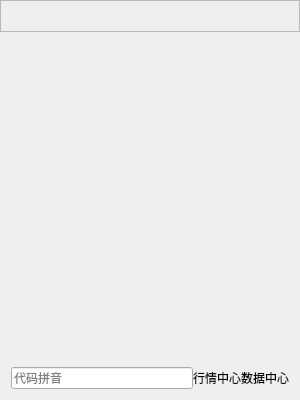
Above: dialog.ui from bnufree/Hq before the change. Below: the same form after it.
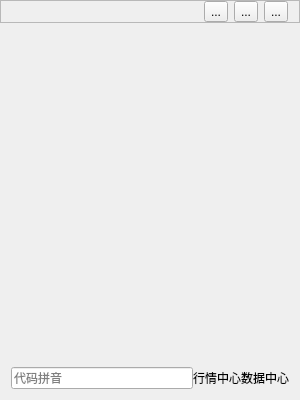
That is the form after the change. Icons and pictures are not drawn. Custom widgets are drawn as their Qt base class.

What changed in the file:
```diff
--- a/dialog.ui
+++ b/dialog.ui
@@ -142,7 +142,7 @@
  }
 </string>
   </property>
-  <layout class="QVBoxLayout" name="verticalLayout" stretch="1,10,0">
+  <layout class="QVBoxLayout" name="verticalLayout" stretch="0,0,0,0">
    <property name="spacing">
     <number>0</number>
    </property>
@@ -158,8 +158,94 @@
    <property name="bottomMargin">
     <number>0</number>
    </property>
+   <item>
+    <widget class="QFrame" name="tool_frame">
+     <property name="maximumSize">
+      <size>
+       <width>16777215</width>
+       <height>30</height>
+      </size>
+     </property>
+     <property name="frameShape">
+      <enum>QFrame::StyledPanel</enum>
+     </property>
+     <property name="frameShadow">
+      <enum>QFrame::Raised</enum>
+     </property>
+     <layout class="QHBoxLayout" name="horizontalLayout_3">
+      <property name="leftMargin">
+       <number>0</number>
+      </property>
+      <property name="topMargin">
+       <number>0</number>
+      </property>
+      <property name="bottomMargin">
+       <number>0</number>
+      </property>
+      <item>
+       <widget class="QLabel" name="time">
+        <property name="text">
+         <string/>
+        </property>
+       </widget>
+      </item>
+      <item>
+       <spacer name="horizontalSpacer">
+        <property name="orientation">
+         <enum>Qt::Horizontal</enum>
+        </property>
+        <property name="sizeHint" stdset="0">
+         <size>
+          <width>40</width>
+          <height>20</height>
+         </size>
+        </property>
+       </spacer>
+      </item>
+      <item>
+       <widget class="QToolButton" name="min">
+        <property name="text">
+         <string>...</string>
+        </property>
+        <property name="icon">
+         <iconset resource="image.qrc">
+          <normaloff>:/image/minimize.png</normaloff>:/image/minimize.png</iconset>
+        </property>
+       </widget>
+      </item>
+      <item>
+       <widget class="QToolButton" name="max">
+        <property name="text">
+         <string>...</string>
+        </property>
+        <property name="icon">
+         <iconset resource="image.qrc">
+          <normaloff>:/image/maximize.png</normaloff>:/image/maximize.png</iconset>
+        </property>
+       </widget>
+      </item>
+      <item>
+       <widget class="QToolButton" name="close">
+        <property name="text">
+         <string>...</string>
+        </property>
+        <property name="icon">
+         <iconset resource="image.qrc">
+          <normaloff>:/image/close.png</normaloff>:/image/close.png</iconset>
+        </property>
+       </widget>
+      </item>
+     </layout>
+    </widget>
+   </item>
    <item>
     <widget class="QFrame" name="indexframe">
+     <property name="maximumSize">
+      <size>
+       <width>16777215</width>
+       <height>80</height>
+      </size>
+     </property>
      <property name="frameShape">
       <enum>QFrame::StyledPanel</enum>
      </property>
```
Left out of the diff: 4 changed lines with no effect on the pictures.
